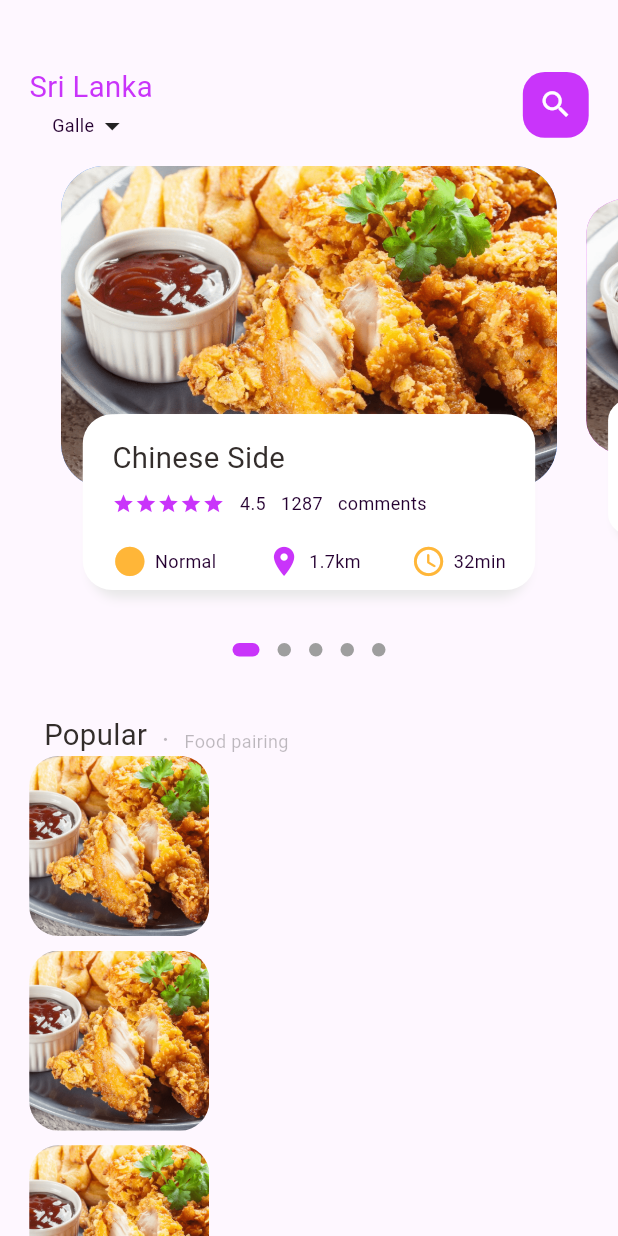
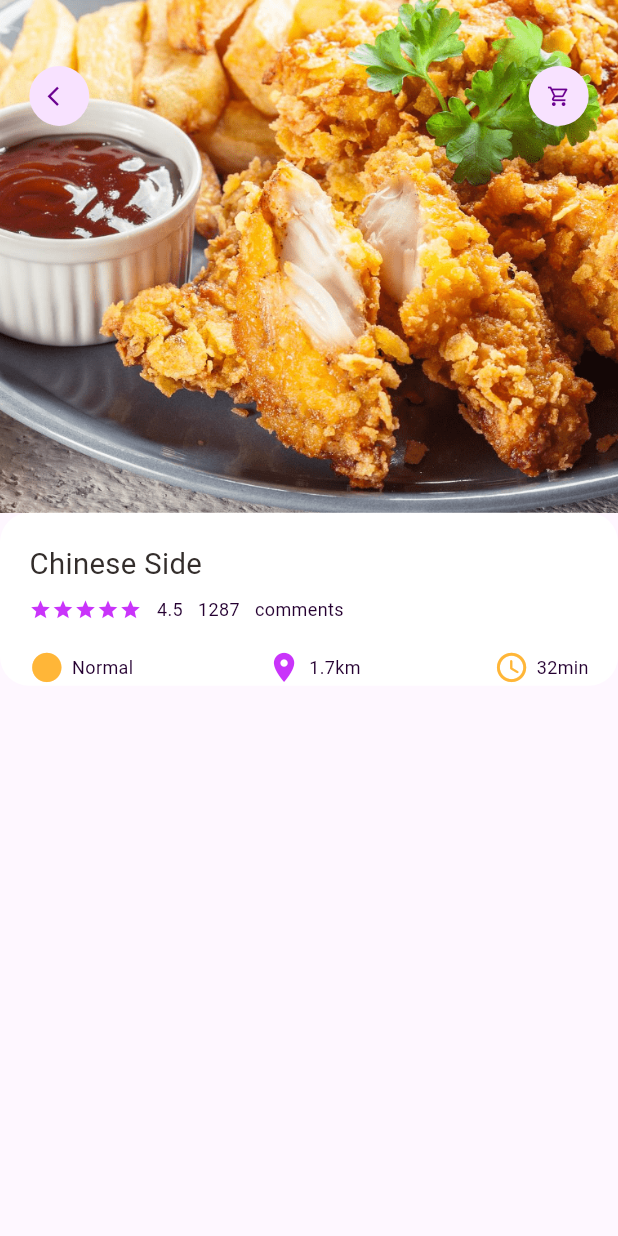
Before and after one commit to Pasindu599/Food_delivery_app_with_Flutter, a Flutter app: the screen it shows after launch, on a phone screen of 412 x 824 dp. Run offline on Flutter 3.47's test engine with Material 2 defaults, Android fonts, the phone set to English and light mode, and no system bars; drawn by our look-alikes of dots_indicator; our stand-ins replace get.

Commit message:
new file:   lib/Widgets/app_icon.dart modified:   lib/main.dart renamed:    lib/Home/food_page_body.dart -> lib/pages/Home/food_page_body.dart renamed:    lib/Home/main_food_page.dart -> lib/pages/Home/main_food_page.dart new file:   lib/pages/food/popular_food_details.dart modified:   lib/utils/dimensions.dart

```diff
--- /dev/null
+++ b/lib/Widgets/app_icon.dart
@@ -0,0 +1,35 @@
+import 'package:flutter/foundation.dart';
+import 'package:flutter/widgets.dart';
+import 'package:food_delivery/utils/dimensions.dart';
+
+class AppIcon extends StatelessWidget {
+  final IconData icon;
+  final Color backgroundColor;
+  final Color iconColor;
+  final double size;
+
+  const AppIcon({
+    Key? key,
+    required this.icon,
+    this.backgroundColor = const Color.fromARGB(255, 248, 226, 255),
+    this.iconColor =const Color.fromARGB(254, 106, 0, 144),
+    this.size = 40,
+  }) : super(key: key);
+
+  @override
+  Widget build(BuildContext context) {
+    return Container(
+      width: size,
+      height: size,
+      decoration: BoxDecoration(
+        borderRadius: BorderRadius.circular(size / 2),
+        color: backgroundColor,
+      ),
+      child: Icon(
+        icon,
+        color: iconColor,
+        size: Dimensions.iconSize16,
+      ),
+    );
+  }
+}
--- a/lib/main.dart
+++ b/lib/main.dart
@@ -1,5 +1,6 @@
 import 'package:flutter/material.dart';
-import 'package:food_delivery/Home/main_food_page.dart';
+import 'package:food_delivery/pages/Home/main_food_page.dart';
+import 'package:food_delivery/pages/food/popular_food_details.dart';
 import 'package:get/get.dart';
 
 void main() {
@@ -34,7 +35,7 @@ class MyApp extends StatelessWidget {
         colorScheme: ColorScheme.fromSeed(seedColor: Colors.deepPurple),
         useMaterial3: true,
       ),
-      home: const MainFoodPage(),
+      home: PopularFoodDetail(),
     );
   }
 }
--- a/lib/Home/food_page_body.dart
+++ b/lib/pages/Home/food_page_body.dart
@@ -64,10 +64,12 @@ class _FoodPageBodyState extends State<FoodPageBody> {
 
         // popular text
 
+
         SizedBox(
           height: Dimensions.height30,
         ),
         Container(
+          padding: EdgeInsets.only(bottom: Dimensions.height15),
           margin: EdgeInsets.only(left: Dimensions.width30),
           child: Row(
             crossAxisAlignment: CrossAxisAlignment.end,
@@ -97,12 +99,10 @@ class _FoodPageBodyState extends State<FoodPageBody> {
           ),
         ),
         // list of food images
-        Container(
 
-          height: 700,
-          child: ListView.builder(
+          ListView.builder(
               physics: NeverScrollableScrollPhysics(),
-              // shrinkWrap: true,
+              shrinkWrap: true,
               itemCount: 10,
               itemBuilder: (context, index) {
                 return Container(
@@ -111,8 +111,8 @@ class _FoodPageBodyState extends State<FoodPageBody> {
                     children: [
                       //image section
                       Container(
-                        width: 120,
-                        height: 120,
+                        width: Dimensions.listImageSize,
+                        height: Dimensions.listImageSize,
                         decoration: BoxDecoration(
                           borderRadius: BorderRadius.circular(Dimensions.radius20),
                           color: Colors.white38,
@@ -127,11 +127,58 @@ class _FoodPageBodyState extends State<FoodPageBody> {
                       ),
                       // text section
 
+                      Expanded(
+                        child: Container(
+                          height: Dimensions.listTextSize,
+
+                          decoration: BoxDecoration(
+                            borderRadius: BorderRadius.only(
+                              topRight: Radius.circular(Dimensions.radius20),
+                              bottomRight: Radius.circular(Dimensions.radius20),
+                            ),
+                            color: Colors.white,
+
+                          ),
+                          child: Padding(
+                            padding: EdgeInsets.only(left: Dimensions.width10, right: Dimensions.width10),
+                            child: Column(
+                              crossAxisAlignment: CrossAxisAlignment.start,
+                              mainAxisAlignment: MainAxisAlignment.center,
+                              children: [
+                                BigText(text: "Nutritious fruit and meal in Chain"),
+                                SizedBox(height: Dimensions.height10,),
+                                SmallText(text: "With chineses characteristics"),
+                                SizedBox(height: Dimensions.height10,),
+                                 Row(
+                                mainAxisAlignment: MainAxisAlignment.spaceBetween,
+                                children: [
+                                  IconAndText(
+                                      icon: Icons.circle_sharp,
+                                      iconColor: AppColor.IconColor1,
+                                      text: "Normal"),
+                                  IconAndText(
+                                      icon: Icons.location_on,
+                                      iconColor: AppColor.MainColor,
+                                      text: "1.7km"),
+                                  IconAndText(
+                                      icon: Icons.access_time_rounded,
+                                      iconColor: AppColor.IconColor1,
+                                      text: "32min"),
+                            ],
+                          ),
+                                    ],
+                            ),
+                          ),
+
+
+                        ),
+                      ),
+
                     ],
                   ),
                 );
               }),
-        )
+
       ],
     );
   }
--- a/lib/Home/main_food_page.dart
+++ b/lib/pages/Home/main_food_page.dart
@@ -1,5 +1,5 @@
 import 'package:flutter/material.dart';
-import 'package:food_delivery/Home/food_page_body.dart';
+import 'package:food_delivery/pages/Home/food_page_body.dart';
 import 'package:food_delivery/Widgets/big_text.dart';
 import 'package:food_delivery/Widgets/small_text.dart';
 import 'package:food_delivery/utils/AppColor.dart';
--- /dev/null
+++ b/lib/pages/food/popular_food_details.dart
@@ -0,0 +1,120 @@
+import 'package:flutter/foundation.dart';
+import 'package:flutter/material.dart';
+import 'package:flutter/widgets.dart';
+import 'package:food_delivery/Widgets/app_icon.dart';
+import 'package:food_delivery/utils/dimensions.dart';
+
+import '../../Widgets/big_text.dart';
+import '../../Widgets/icon_and_text.dart';
+import '../../Widgets/small_text.dart';
+import '../../utils/AppColor.dart';
+
+class PopularFoodDetail extends StatelessWidget {
+  const PopularFoodDetail({super.key});
+
+  @override
+  Widget build(BuildContext context) {
+    return Scaffold(
+      body: Stack(
+        children: [
+          Positioned(
+            left: 0,
+            right: 0,
+            child: Container(
+              width: double.infinity,
+              height: Dimensions.popularFoodImageSize,
+              decoration: BoxDecoration(
+                image: DecorationImage(
+                  fit: BoxFit.cover,
+                  image: AssetImage(
+                    "assets/image/food00.png"
+                  )
+                ),
+
+              ),
+
+          ),
+          ),
+          Positioned(
+            top: Dimensions.height45,
+            left: Dimensions.width20,
+            right: Dimensions.width20,
+            child: Row(
+              mainAxisAlignment: MainAxisAlignment.spaceBetween,
+              children: [
+              AppIcon(icon: Icons.arrow_back_ios,),
+              AppIcon(icon: Icons.shopping_cart_outlined,)
+
+            ],)
+          ),
+          Positioned(
+            left: 0,
+            right: 0,
+            top:Dimensions.popularFoodImageSize,
+            child: Container(
+              padding: EdgeInsets.only(left:Dimensions.width20, right:Dimensions.width20 ,top: Dimensions.height20 ),
+              decoration: BoxDecoration(
+                borderRadius: BorderRadius.circular(Dimensions.radius20),
+                color: Colors.white,
+              ),
+              child: Column(
+                  crossAxisAlignment: CrossAxisAlignment.start,
+                  children: [
+                    BigText(text: "Chinese Side"),
+                    SizedBox(
+                      height: Dimensions.height10,
+                    ),
+                    Row(
+                      children: [
+                        Wrap(
+                          children: List.generate(
+                              5,
+                              (index) => Icon(
+                                    Icons.star,
+                                    color: AppColor.MainColor,
+                                    size: 15,
+                                  )),
+                        ),
+                        SizedBox(
+                          width: 10,
+                        ),
+                        SmallText(text: "4.5"),
+                        SizedBox(
+                          width: 10,
+                        ),
+                        SmallText(text: "1287"),
+                        SizedBox(
+                          width: 10,
+                        ),
+                        SmallText(text: "comments"),
+                      ],
+                    ),
+                    SizedBox(
+                      height: Dimensions.height20,
+                    ),
+                    Row(
+                      mainAxisAlignment: MainAxisAlignment.spaceBetween,
+                      children: [
+                        IconAndText(
+                            icon: Icons.circle_sharp,
+                            iconColor: AppColor.IconColor1,
+                            text: "Normal"),
+                        IconAndText(
+                            icon: Icons.location_on,
+                            iconColor: AppColor.MainColor,
+                            text: "1.7km"),
+                        IconAndText(
+                            icon: Icons.access_time_rounded,
+                            iconColor: AppColor.IconColor1,
+                            text: "32min"),
+                      ],
+                    ),
+                  ],
+                ),
+          ))
+        ],
+      ),
+
+    );
+  }
+}
--- a/lib/utils/dimensions.dart
+++ b/lib/utils/dimensions.dart
@@ -28,4 +28,15 @@ class Dimensions {
   static double radius30 = screenHeight / 28.13;
 
    static double iconSize24 = screenHeight / 35.17;
+   static double iconSize16 = screenHeight / 52.75;
+
+   static double listImageSize = screenWidth / 3.25;
+   static double listTextSize = screenWidth / 3.9;
+
+    static double popularFoodImageSize = screenHeight / 2.41;
+
+
+
+
+
 }
```
